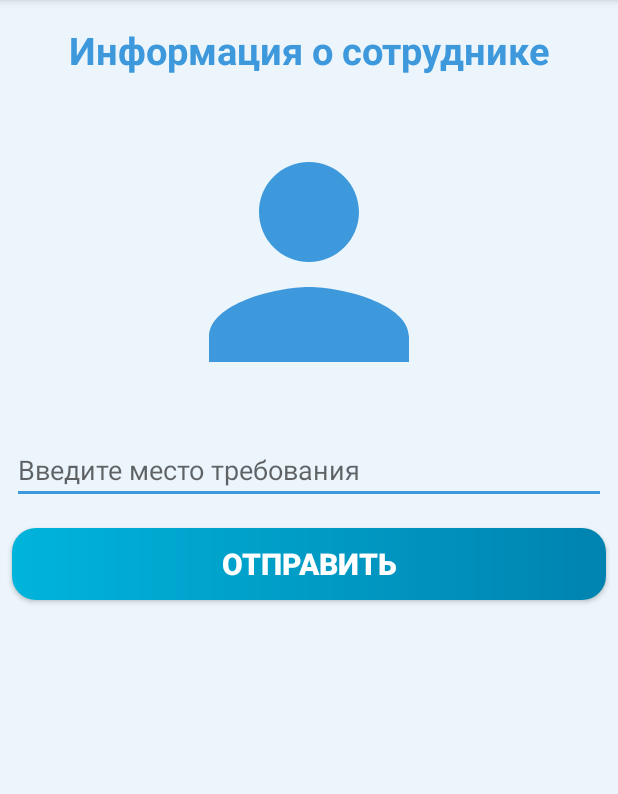
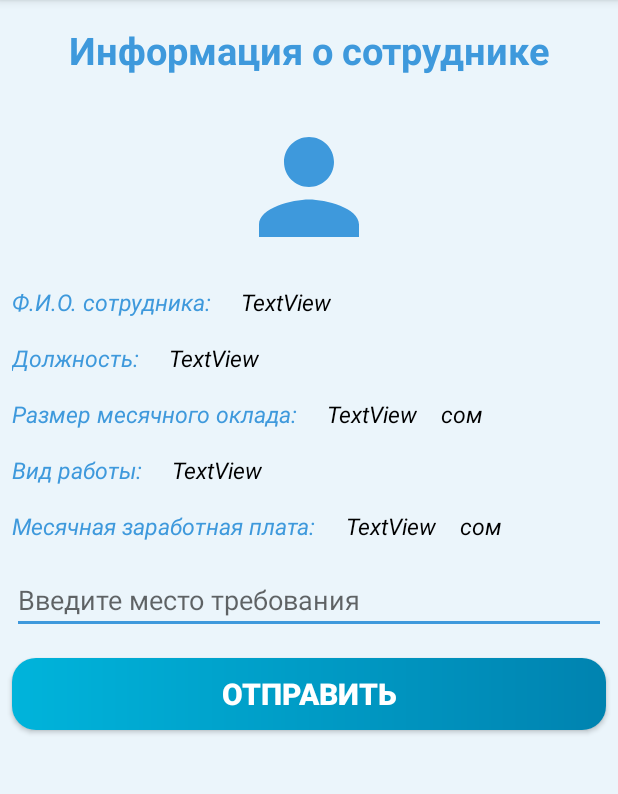
Before and after one commit to razzmed/Mayana, an Android app: the SendInfoActivity screen opened directly, with no data from a screen before it, on a phone screen of 412 x 824 dp, the part 84-878 px from its top. Run offline under Robolectric (Android 15) with nearby library versions, the phone set to English and light mode, and no system bars; 5 statements that could not run were skipped.

Commit message:
Add new info in send activity

```diff
--- a/app/src/main/java/com/example/mayana/Note.java
+++ b/app/src/main/java/com/example/mayana/Note.java
@@ -8,6 +8,7 @@ import java.io.Serializable;
 
 @Entity(tableName = "notes")
 public class Note implements Serializable {
+
     @PrimaryKey(autoGenerate = true)
     private int id;
     private String employerName;
--- a/app/src/main/java/com/example/mayana/NotesAdapter.java
+++ b/app/src/main/java/com/example/mayana/NotesAdapter.java
@@ -26,7 +26,6 @@ public class NotesAdapter extends RecyclerView.Adapter<NotesAdapter.NotesViewHol
     private List<Note> notes;
     private Context context;
 
-    //private TextView textViewNameEmployee;
 
     public NotesAdapter(ArrayList<Note> notes, Context context) {
         this.notes = notes;
@@ -64,10 +63,8 @@ public class NotesAdapter extends RecyclerView.Adapter<NotesAdapter.NotesViewHol
 
                         switch (menuItem.getItemId()) {
                             case R.id.menu_item_send:
-//                                textViewNameEmployee = view.findViewById(R.id.textViewEmployerName);
-//                                String employerName = textViewNameEmployee.getText().toString().trim();
                                 Intent intent2 = new Intent(context, SendInfoActivity.class);
-//                                intent2.putExtra("employee_name", employerName);
+                                intent2.putExtra("key", note);
                                 view.getContext().startActivity(intent2);
                                 Toast.makeText(context, "Подготовка к отправке", Toast.LENGTH_SHORT).show();
                                 break;
--- a/app/src/main/java/com/example/mayana/SendInfoActivity.java
+++ b/app/src/main/java/com/example/mayana/SendInfoActivity.java
@@ -11,20 +11,32 @@ import android.widget.TextView;
 public class SendInfoActivity extends AppCompatActivity {
 
     private EditText editTextPlaceOfReq;
-//    private TextView textViewEmployeeInfo;
+    private TextView textViewEmployeeName;
+    private TextView textViewEmployeePosition;
+    private TextView textViewEmployeeSalary;
+    private TextView textViewEmployeePersonalWage;
+    private TextView textViewEmployeeMonthSalary;
 
     @Override
     protected void onCreate(Bundle savedInstanceState) {
         super.onCreate(savedInstanceState);
         setContentView(R.layout.activity_send_info);
         editTextPlaceOfReq = findViewById(R.id.editTextSendPlaceOfRequirement);
-////        textViewEmployeeInfo = findViewById(R.id.textViewEmployeeInfo);
+        textViewEmployeeName = findViewById(R.id.textViewEmployeeName);
+        textViewEmployeePosition = findViewById(R.id.textViewEmployeePosition);
+        textViewEmployeeSalary = findViewById(R.id.textViewEmployeeSalary);
+        textViewEmployeePersonalWage = findViewById(R.id.textViewEmployeePersonalWage);
+        textViewEmployeeMonthSalary = findViewById(R.id.textViewEmployeeMonthSalary);
 ////
-////        Intent intent = getIntent();
-////        if (intent.hasExtra("employee_name")) {
-////            String nameEmployee = intent.getStringExtra("employee_name");
-////            textViewEmployeeInfo.setText(nameEmployee);
-//        }
+        if (getIntent() != null) {
+            Note note = (Note) getIntent().getSerializableExtra("key");
+            textViewEmployeeName.setText(note.getEmployerName());
+            textViewEmployeePosition.setText(note.getEmployerPosition());
+            textViewEmployeeSalary.setText(note.getEmployerSalary());
+            textViewEmployeePersonalWage.setText(note.getPersonalWage());
+            textViewEmployeeMonthSalary.setText(note.getMonthSalary());
+
+        }
     }
 
     public void onClickSendEmployeeInfo(View view) {
--- a/app/src/main/res/layout/activity_send_info.xml
+++ b/app/src/main/res/layout/activity_send_info.xml
@@ -21,21 +21,161 @@
     <ImageView
         android:id="@+id/imageEmployee"
         android:layout_width="match_parent"
-        android:layout_height="200dp"
+        android:layout_height="100dp"
         android:layout_margin="8dp"
         android:contentDescription="@string/logo_employee"
         app:srcCompat="@drawable/ic_employee"
         tools:ignore="VectorDrawableCompat" />
 
+    <LinearLayout
+        android:layout_width="wrap_content"
+        android:layout_height="wrap_content"
+        android:orientation="horizontal">
 
     <TextView
-        android:id="@+id/textViewEmployeeInfo"
-        android:layout_width="0dp"
-        android:layout_height="0dp"
+        android:layout_width="match_parent"
+        android:layout_height="wrap_content"
+        android:text="Ф.И.О. сотрудника: "
+        android:layout_margin="8dp"
+        android:textColor="@color/colorAccent"
+        android:textSize="15sp"
+        android:textStyle="italic" />
+
+        <TextView
+            android:id="@+id/textViewEmployeeName"
+            android:layout_width="match_parent"
+            android:layout_height="wrap_content"
+            android:text="TextView"
+            android:layout_margin="8dp"
+            android:textColor="@color/black"
+            android:textSize="15sp"
+            android:textStyle="italic" />
+
+    </LinearLayout>
+
+    <LinearLayout
+        android:layout_width="wrap_content"
+        android:layout_height="wrap_content"
+        android:orientation="horizontal">
+
+
+    <TextView
+        android:layout_width="match_parent"
+        android:layout_height="wrap_content"
+        android:text="Должность: "
+        android:layout_margin="8dp"
+        android:textColor="@color/colorAccent"
+        android:textSize="15sp"
+        android:textStyle="italic" />
+
+        <TextView
+            android:id="@+id/textViewEmployeePosition"
+            android:layout_width="match_parent"
+            android:layout_height="wrap_content"
+            android:text="TextView"
+            android:layout_margin="8dp"
+            android:textColor="@color/black"
+            android:textSize="15sp"
+            android:textStyle="italic" />
+
+    </LinearLayout>
+
+    <LinearLayout
+        android:layout_width="wrap_content"
+        android:layout_height="wrap_content"
+        android:orientation="horizontal">
+
+    <TextView
+        android:layout_width="match_parent"
+        android:layout_height="wrap_content"
+        android:text="Размер месячного оклада: "
+        android:layout_margin="8dp"
+        android:textColor="@color/colorAccent"
+        android:textSize="15sp"
+        android:textStyle="italic" />
+
+        <TextView
+        android:id="@+id/textViewEmployeeSalary"
+        android:layout_width="match_parent"
+        android:layout_height="wrap_content"
         android:text="TextView"
-        android:textSize="25sp"
-        android:textStyle="bold"
-        android:textColor="@color/colorAccent" />
+        android:layout_margin="8dp"
+        android:textColor="@color/black"
+        android:textSize="15sp"
+        android:textStyle="italic" />
+
+        <TextView
+            android:layout_width="match_parent"
+            android:layout_height="wrap_content"
+            android:text="сом"
+            android:layout_margin="8dp"
+            android:textColor="@color/black"
+            android:textSize="15sp"
+            android:textStyle="italic" />
+
+    </LinearLayout>
+
+
+    <LinearLayout
+        android:layout_width="wrap_content"
+        android:layout_height="wrap_content"
+        android:orientation="horizontal">
+
+    <TextView
+        android:layout_width="match_parent"
+        android:layout_height="wrap_content"
+        android:text="Вид работы: "
+        android:layout_margin="8dp"
+        android:textColor="@color/colorAccent"
+        android:textSize="15sp"
+        android:textStyle="italic" />
+
+        <TextView
+            android:id="@+id/textViewEmployeePersonalWage"
+            android:layout_width="match_parent"
+            android:layout_height="wrap_content"
+            android:text="TextView"
+            android:layout_margin="8dp"
+            android:textColor="@color/black"
+            android:textSize="15sp"
+            android:textStyle="italic" />
+
+    </LinearLayout>
+
+    <LinearLayout
+        android:layout_width="wrap_content"
+        android:layout_height="wrap_content"
+        android:orientation="horizontal">
+
+    <TextView
+        android:layout_width="match_parent"
+        android:layout_height="wrap_content"
+        android:text="Месячная заработная плата: "
+        android:layout_margin="8dp"
+        android:textColor="@color/colorAccent"
+        android:textSize="15sp"
+        android:textStyle="italic" />
+
+        <TextView
+            android:id="@+id/textViewEmployeeMonthSalary"
+            android:layout_width="match_parent"
+            android:layout_height="wrap_content"
+            android:text="TextView"
+            android:layout_margin="8dp"
+            android:textColor="@color/black"
+            android:textSize="15sp"
+            android:textStyle="italic" />
+
+        <TextView
+            android:layout_width="match_parent"
+            android:layout_height="wrap_content"
+            android:text="сом"
+            android:layout_margin="8dp"
+            android:textColor="@color/black"
+            android:textSize="15sp"
+            android:textStyle="italic" />
+
+    </LinearLayout>
 
     <EditText
         android:id="@+id/editTextSendPlaceOfRequirement"
--- a/app/src/main/res/values/colors.xml
+++ b/app/src/main/res/values/colors.xml
@@ -4,4 +4,5 @@
     <color name="colorPrimaryDark">#3700B3</color>
     <color name="colorAccent">#3E99DC</color>
     <color name="white">#FFFFFF</color>
+    <color name="black">#000000</color>
 </resources>
```
